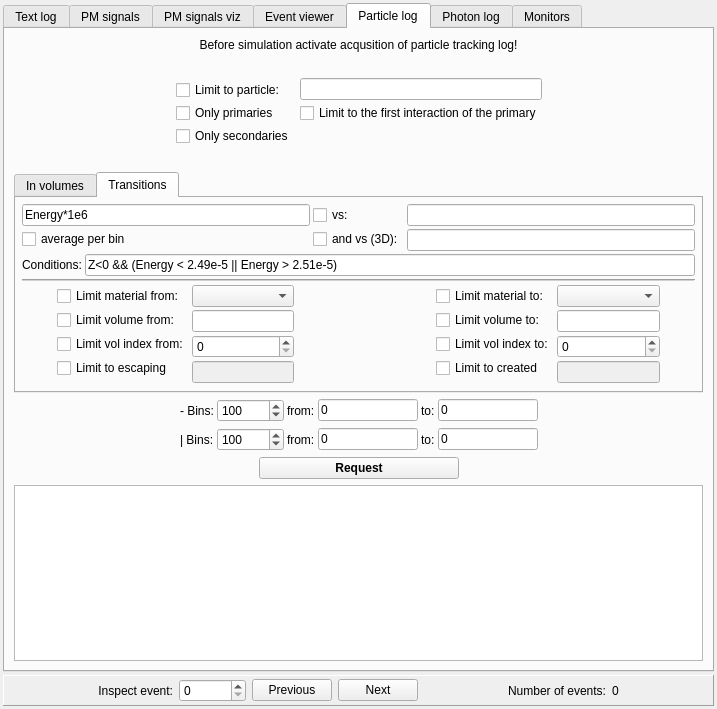
This is src/gui/outputwindow.ui in andrmor/ANTS2 as Qt 5 draws it before an edit. The edited form follows.
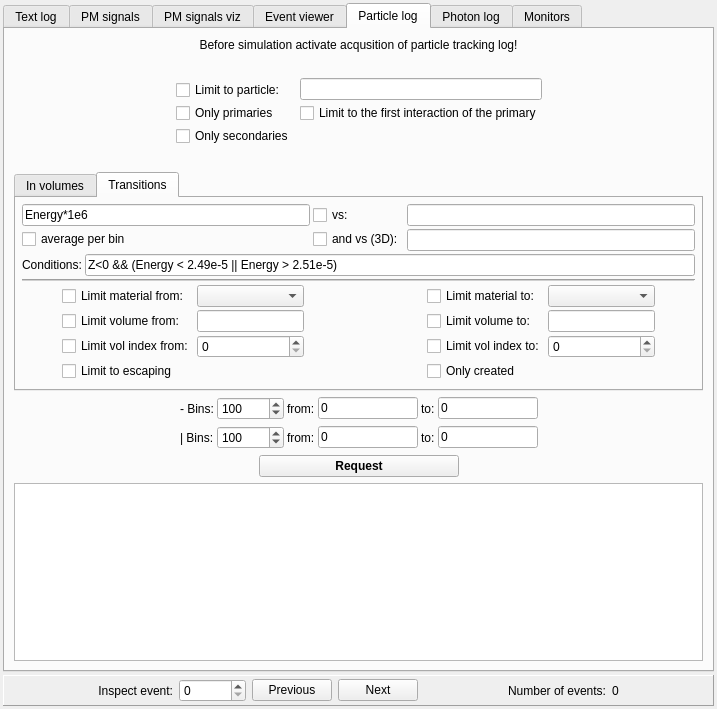
This is the edited form.

```diff
--- a/src/gui/outputwindow.ui
+++ b/src/gui/outputwindow.ui
@@ -1966,32 +1966,38 @@
                </spacer>
               </item>
               <item>
-               <layout class="QVBoxLayout" name="verticalLayout_24">
-                <property name="spacing">
-                 <number>3</number>
-                </property>
-                <item>
+               <layout class="QGridLayout" name="gridLayout_2">
+                <item row="0" column="0">
                  <widget class="QCheckBox" name="cbPTHistVolMatFrom">
                   <property name="text">
                    <string>Limit material from:</string>
                   </property>
                  </widget>
                 </item>
-                <item>
+                <item row="0" column="1">
+                 <widget class="QComboBox" name="cobPTHistVolMatFrom"/>
+                </item>
+                <item row="1" column="0">
                  <widget class="QCheckBox" name="cbPTHistVolVolumeFrom">
                   <property name="text">
                    <string>Limit volume from:</string>
                   </property>
                  </widget>
                 </item>
-                <item>
+                <item row="1" column="1">
+                 <widget class="QLineEdit" name="lePTHistVolVolumeFrom"/>
+                </item>
+                <item row="2" column="0">
                  <widget class="QCheckBox" name="cbPTHistVolIndexFrom">
                   <property name="text">
                    <string>Limit vol index from:</string>
                   </property>
                  </widget>
                 </item>
-                <item>
+                <item row="2" column="1">
+                 <widget class="QSpinBox" name="sbPTHistVolIndexFrom"/>
+                </item>
+                <item row="3" column="0">
                  <widget class="QCheckBox" name="cbPTHistEscaping">
                   <property name="text">
                    <string>Limit to escaping</string>
@@ -2000,29 +2006,6 @@
                 </item>
                </layout>
               </item>
-              <item>
-               <layout class="QVBoxLayout" name="verticalLayout_25">
-                <property name="spacing">
-                 <number>3</number>
-                </property>
-                <item>
-                 <widget class="QComboBox" name="cobPTHistVolMatFrom"/>
-                </item>
-                <item>
-                 <widget class="QLineEdit" name="lePTHistVolVolumeFrom"/>
-                </item>
-                <item>
-                 <widget class="QSpinBox" name="sbPTHistVolIndexFrom"/>
-                </item>
-                <item>
-                 <widget class="QLineEdit" name="leDummyEscaping">
-                  <property name="enabled">
-                   <bool>false</bool>
-                  </property>
-                 </widget>
-                </item>
-               </layout>
-              </item>
               <item>
                <spacer name="horizontalSpacer_27">
                 <property name="orientation">
@@ -2030,104 +2013,52 @@
                 </property>
                 <property name="sizeHint" stdset="0">
                  <size>
-                  <width>40</width>
+                  <width>120</width>
                   <height>20</height>
                  </size>
                 </property>
                </spacer>
               </item>
               <item>
-               <spacer name="horizontalSpacer_28">
-                <property name="orientation">
-                 <enum>Qt::Horizontal</enum>
-                </property>
-                <property name="sizeHint" stdset="0">
-                 <size>
-                  <width>40</width>
-                  <height>20</height>
-                 </size>
-                </property>
-               </spacer>
-              </item>
-              <item>
-               <spacer name="horizontalSpacer_29">
-                <property name="orientation">
-                 <enum>Qt::Horizontal</enum>
-                </property>
-                <property name="sizeHint" stdset="0">
-                 <size>
-                  <width>40</width>
-                  <height>20</height>
-                 </size>
-                </property>
-               </spacer>
-              </item>
-              <item>
-               <spacer name="horizontalSpacer_26">
-                <property name="orientation">
-                 <enum>Qt::Horizontal</enum>
-                </property>
-                <property name="sizeHint" stdset="0">
-                 <size>
-                  <width>40</width>
-                  <height>20</height>
-                 </size>
-                </property>
-               </spacer>
-              </item>
-              <item>
-               <layout class="QVBoxLayout" name="verticalLayout_26">
-                <property name="spacing">
-                 <number>3</number>
-                </property>
-                <item>
+               <layout class="QGridLayout" name="gridLayout">
+                <item row="0" column="0">
                  <widget class="QCheckBox" name="cbPTHistVolMatTo">
                   <property name="text">
                    <string>Limit material to:</string>
                   </property>
                  </widget>
                 </item>
-                <item>
+                <item row="0" column="1">
+                 <widget class="QComboBox" name="cobPTHistVolMatTo"/>
+                </item>
+                <item row="1" column="0">
                  <widget class="QCheckBox" name="cbPTHistVolVolumeTo">
                   <property name="text">
                    <string>Limit volume to:</string>
                   </property>
                  </widget>
                 </item>
-                <item>
+                <item row="1" column="1">
+                 <widget class="QLineEdit" name="lePTHistVolVolumeTo"/>
+                </item>
+                <item row="2" column="0">
                  <widget class="QCheckBox" name="cbPTHistVolIndexTo">
                   <property name="text">
                    <string>Limit vol index to:</string>
                   </property>
                  </widget>
                 </item>
-                <item>
-                 <widget class="QCheckBox" name="cbPTHistCreated">
-                  <property name="text">
-                   <string>Limit to created</string>
-                  </property>
-                 </widget>
-                </item>
-               </layout>
-              </item>
-              <item>
-               <layout class="QVBoxLayout" name="verticalLayout_27">
-                <property name="spacing">
-                 <number>3</number>
-                </property>
-                <item>
-                 <widget class="QComboBox" name="cobPTHistVolMatTo"/>
-                </item>
-                <item>
-                 <widget class="QLineEdit" name="lePTHistVolVolumeTo"/>
-                </item>
-                <item>
+                <item row="2" column="1">
                  <widget class="QSpinBox" name="sbPTHistVolIndexTo"/>
                 </item>
-                <item>
-                 <widget class="QLineEdit" name="leDummyCreated">
-                  <property name="enabled">
-                   <bool>false</bool>
+                <item row="3" column="0">
+                 <widget class="QCheckBox" name="cbPTHistCreated">
+                  <property name="toolTip">
+                   <string>If not checked, &quot;creation&quot; of particle is not contributing to shown distributions
+If checked, only &quot;creation&quot; is considered!</string>
+                  </property>
+                  <property name="text">
+                   <string>Only created</string>
                   </property>
                  </widget>
                 </item>
```
Left out of the diff: 3 changed lines with no effect on the pictures.
